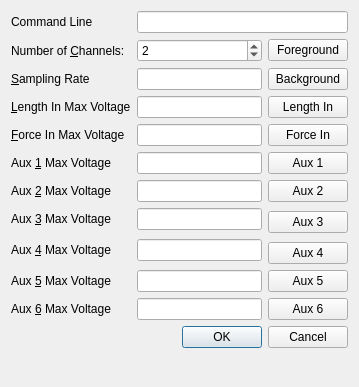
This is DAQSettingsDialog/DAQSettingsDialog.ui in OpenElectronicsLab/GDAQRec as Qt 5 draws it before an edit. The edited form follows.
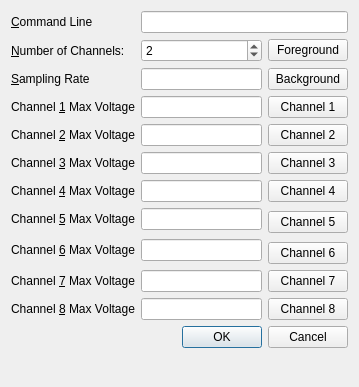
This is the edited form.

Commit message: set defaults for commandLine to read from eeg-mouse

Patch:
```diff
--- a/DAQSettingsDialog/DAQSettingsDialog.ui
+++ b/DAQSettingsDialog/DAQSettingsDialog.ui
@@ -51,7 +51,7 @@
      <item row="7" column="0">
       <widget class="QLabel" name="label_6">
        <property name="text">
-        <string>Aux &amp;3 Max Voltage</string>
+        <string>Channel &amp;5 Max Voltage</string>
        </property>
        <property name="buddy">
         <cstring>maxV5</cstring>
@@ -61,7 +61,7 @@
      <item row="3" column="0">
       <widget class="QLabel" name="label_5">
        <property name="text">
-        <string>&amp;Length In Max Voltage</string>
+        <string>Channel &amp;1 Max Voltage</string>
        </property>
        <property name="buddy">
         <cstring>maxV1</cstring>
@@ -74,7 +74,7 @@
      <item row="1" column="0">
       <widget class="QLabel" name="label_1">
        <property name="text">
-        <string>Number of &amp;Channels:</string>
+        <string>&amp;Number of Channels:</string>
        </property>
        <property name="buddy">
         <cstring>numChannels</cstring>
@@ -84,14 +84,14 @@
      <item row="5" column="2">
       <widget class="QPushButton" name="color3">
        <property name="text">
-        <string>Aux 1</string>
+        <string>Channel 3</string>
        </property>
       </widget>
      </item>
      <item row="4" column="2">
       <widget class="QPushButton" name="color2">
        <property name="text">
-        <string>Force In</string>
+        <string>Channel 2</string>
        </property>
       </widget>
      </item>
@@ -108,7 +108,7 @@
      <item row="8" column="0" rowspan="2">
       <widget class="QLabel" name="label_7">
        <property name="text">
-        <string>Aux &amp;4 Max Voltage</string>
+        <string>Channel &amp;6 Max Voltage</string>
        </property>
        <property name="buddy">
         <cstring>maxV6</cstring>
@@ -128,7 +128,7 @@
      <item row="11" column="0">
       <widget class="QLabel" name="label_9">
        <property name="text">
-        <string>Aux &amp;6 Max Voltage</string>
+        <string>Channel &amp;8 Max Voltage</string>
        </property>
        <property name="buddy">
         <cstring>maxV8</cstring>
@@ -141,7 +141,7 @@
      <item row="4" column="0">
       <widget class="QLabel" name="label_2">
        <property name="text">
-        <string>&amp;Force In Max Voltage</string>
+        <string>Channel &amp;2 Max Voltage</string>
        </property>
        <property name="buddy">
         <cstring>maxV2</cstring>
@@ -151,14 +151,14 @@
      <item row="3" column="2">
       <widget class="QPushButton" name="color1">
        <property name="text">
-        <string>Length In</string>
+        <string>Channel 1</string>
        </property>
       </widget>
      </item>
      <item row="6" column="0">
       <widget class="QLabel" name="label_4">
        <property name="text">
-        <string>Aux &amp;2 Max Voltage</string>
+        <string>Channel &amp;4 Max Voltage</string>
        </property>
        <property name="buddy">
         <cstring>maxV4</cstring>
@@ -168,7 +168,7 @@
      <item row="10" column="0">
       <widget class="QLabel" name="label_8">
        <property name="text">
-        <string>Aux &amp;5 Max Voltage</string>
+        <string>Channel &amp;7 Max Voltage</string>
        </property>
        <property name="buddy">
         <cstring>maxV7</cstring>
@@ -181,7 +181,7 @@
      <item row="6" column="2">
       <widget class="QPushButton" name="color4">
        <property name="text">
-        <string>Aux 2</string>
+        <string>Channel 4</string>
        </property>
       </widget>
      </item>
@@ -191,7 +191,7 @@
      <item row="5" column="0">
       <widget class="QLabel" name="label_3">
        <property name="text">
-        <string>Aux &amp;1 Max Voltage</string>
+        <string>Channel &amp;3 Max Voltage</string>
        </property>
        <property name="buddy">
         <cstring>maxV3</cstring>
@@ -201,35 +201,38 @@
      <item row="7" column="2" rowspan="2">
       <widget class="QPushButton" name="color5">
        <property name="text">
-        <string>Aux 3</string>
+        <string>Channel 5</string>
        </property>
       </widget>
      </item>
      <item row="9" column="2">
       <widget class="QPushButton" name="color6">
        <property name="text">
-        <string>Aux 4</string>
+        <string>Channel 6</string>
        </property>
       </widget>
      </item>
      <item row="10" column="2">
       <widget class="QPushButton" name="color7">
        <property name="text">
-        <string>Aux 5</string>
+        <string>Channel 7</string>
        </property>
       </widget>
      </item>
      <item row="11" column="2">
       <widget class="QPushButton" name="color8">
        <property name="text">
-        <string>Aux 6</string>
+        <string>Channel 8</string>
        </property>
       </widget>
      </item>
      <item row="0" column="0">
       <widget class="QLabel" name="labelCmdLine">
        <property name="text">
-        <string>Command Line</string>
+        <string>&amp;Command Line</string>
+       </property>
+       <property name="buddy">
+        <cstring>cmdLine</cstring>
        </property>
       </widget>
      </item>
```
The commit also changes 3 other files.
